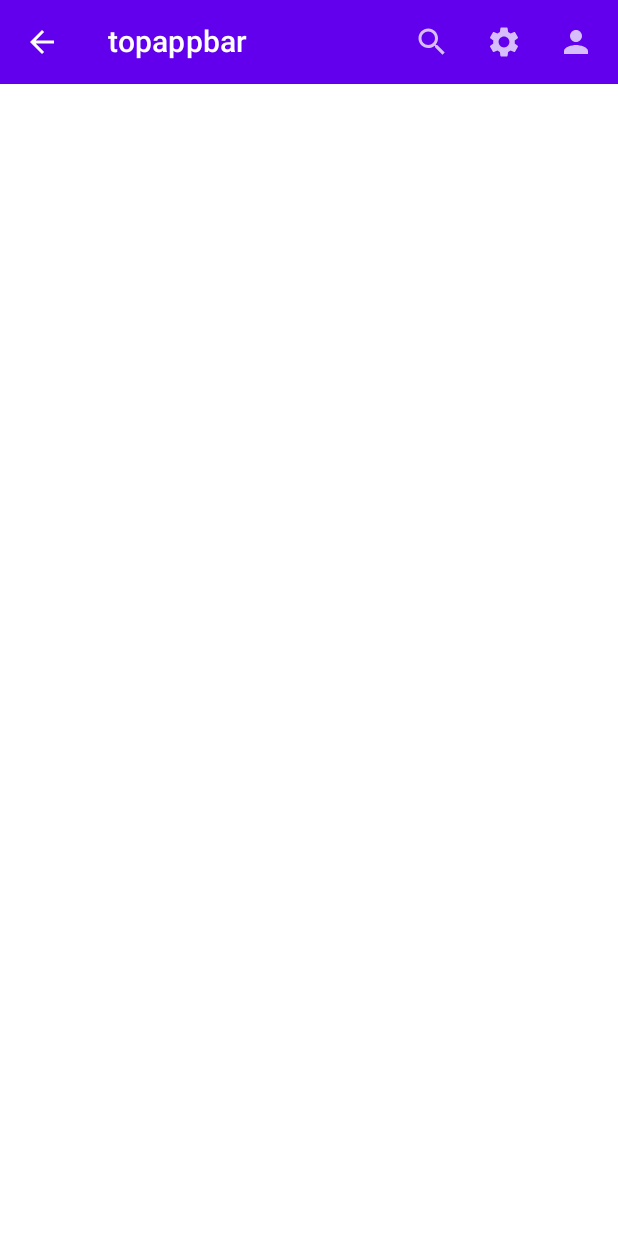
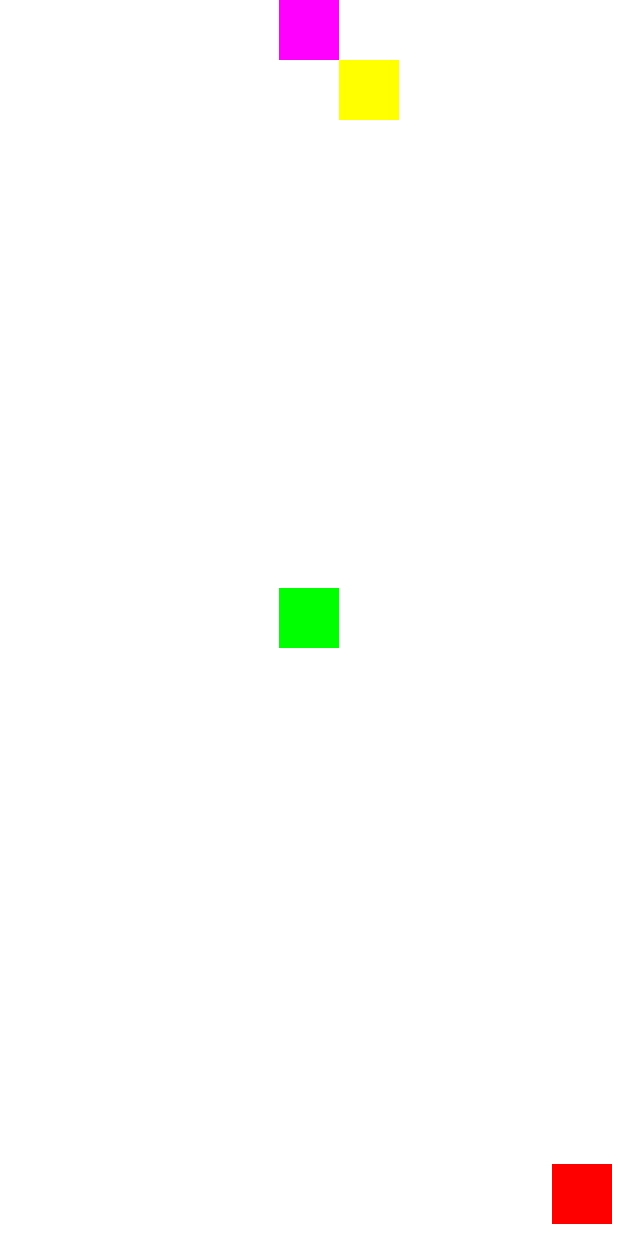
Before and after one commit to massOan/ComposeEtc, an Android app built with Jetpack Compose: the @Preview function DefaultPreview, on a phone screen of 412 x 824 dp. Run offline under Robolectric (Android 15) with nearby library versions, the phone set to English and light mode, and no system bars; our stand-ins replace constraintlayout-compose; pictures from the network do not load.

Commit message:
commit
ConstraintLayout예제 추가

```diff
--- a/app/src/main/java/com/example/compose_etc/MainActivity.kt
+++ b/app/src/main/java/com/example/compose_etc/MainActivity.kt
@@ -8,6 +8,7 @@ import androidx.activity.compose.setContent
 import androidx.annotation.DrawableRes
 import androidx.compose.foundation.BorderStroke
 import androidx.compose.foundation.Image
+import androidx.compose.foundation.background
 import androidx.compose.foundation.clickable
 import androidx.compose.foundation.layout.*
 import androidx.compose.foundation.lazy.LazyColumn
@@ -34,6 +35,7 @@ import androidx.compose.ui.text.style.TextAlign
 import androidx.compose.ui.tooling.preview.Preview
 import androidx.compose.ui.unit.dp
 import androidx.compose.ui.unit.sp
+import androidx.constraintlayout.compose.ConstraintLayout
 import coil.compose.AsyncImage
 import coil.compose.rememberImagePainter
 import com.example.compose_etc.MainActivity.Companion.placeHoldercardData
@@ -71,7 +73,7 @@ class MainActivity : ComponentActivity() {
 @Composable
 fun DefaultPreview() {
     Compose_etcTheme {
-        TopAppBarFunction()
+        ConstraintsLayoutFunction()
     }
 }
 
@@ -441,3 +443,55 @@ val items = listOf(
         description = "그랜드 캐년입니다. Lorem ipsum dolor sit amet, consectetur adipiscing elit, sed do eiusmod tempor incididunt ut labore et dolore magna aliqua. Ut enim ad minim veniam, quis nostrud exercitation ullamco laboris nisi ut aliquip ex ea commodo consequat. "
     )
 )
+
+
+@Composable
+fun ConstraintsLayoutFunction() {
+    ConstraintLayout(modifier = Modifier.fillMaxSize()) {
+
+    val (redBox, magentaBox, greenBox, yellowBox) = createRefs()
+
+        Box(
+            modifier =
+            Modifier.size(40.dp).
+            background(Color.Red).
+            constrainAs(redBox) {
+                bottom.linkTo(parent.bottom, margin = 8.dp)
+                end.linkTo(parent.end, margin = 4.dp)
+            }
+        ) {
+
+        }
+        Box(
+            modifier =
+            Modifier.size(40.dp).
+            background(Color.Magenta).
+            constrainAs(magentaBox) {
+                start.linkTo(parent.start)
+                end.linkTo(parent.end)
+            }) {
+
+        }
+        Box(
+            modifier =
+            Modifier.size(40.dp).
+            background(Color.Green).
+            constrainAs(greenBox) {
+                centerTo(parent)
+
+            }) {
+
+        }
+        Box(
+            modifier =
+            Modifier.size(40.dp).
+            background(Color.Yellow).
+            constrainAs(yellowBox) {
+                top.linkTo(magentaBox.bottom)
+                start.linkTo(magentaBox.end )
+            }) {
+
+        }
+
+    }
+}
```
